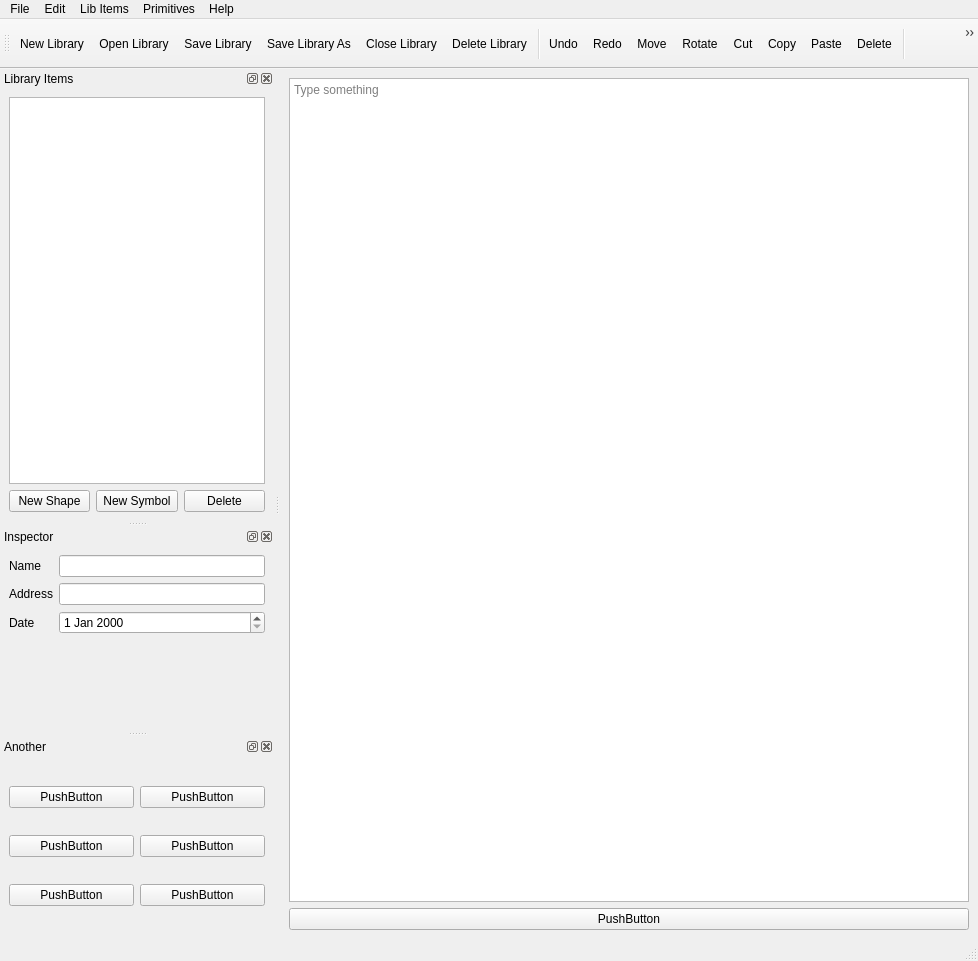
The window that src/ui/libwindow.ui (sonicsmooth/eellamaqt) describes before a commit, drawn with Qt 5.
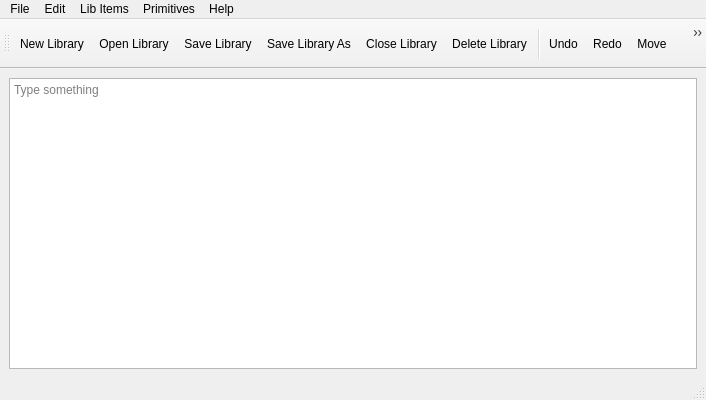
The same window after the commit. Icons and pictures are not drawn.

```diff
--- a/src/ui/libwindow.ui
+++ b/src/ui/libwindow.ui
@@ -6,8 +6,8 @@
    <rect>
     <x>0</x>
     <y>0</y>
-    <width>978</width>
-    <height>961</height>
+    <width>706</width>
+    <height>400</height>
    </rect>
   </property>
   <property name="windowTitle">
@@ -27,13 +27,6 @@
         </property>
        </widget>
       </item>
-      <item>
-       <widget class="QPushButton" name="pushButton">
-        <property name="text">
-         <string>PushButton</string>
-        </property>
-       </widget>
-      </item>
      </layout>
     </item>
    </layout>
@@ -43,8 +36,8 @@
     <rect>
      <x>0</x>
      <y>0</y>
-     <width>978</width>
-     <height>21</height>
+     <width>706</width>
+     <height>37</height>
     </rect>
    </property>
    <widget class="QMenu" name="menuLibrarian">
@@ -106,46 +99,6 @@
    <addaction name="menuEdit"/>
    <addaction name="menuHelp_2"/>
   </widget>
-  <widget class="QDockWidget" name="dwLibItems">
-   <property name="windowTitle">
-    <string>Library Items</string>
-   </property>
-   <attribute name="dockWidgetArea">
-    <number>1</number>
-   </attribute>
-   <widget class="QWidget" name="dockWidgetContents_3">
-    <layout class="QVBoxLayout" name="verticalLayout_2">
-     <item>
-      <widget class="QTreeView" name="tvLibItems"/>
-     </item>
-     <item>
-      <layout class="QHBoxLayout" name="horizontalLayout_2">
-       <item>
-        <widget class="QPushButton" name="pbNewShape">
-         <property name="text">
-          <string>New Shape</string>
-         </property>
-        </widget>
-       </item>
-       <item>
-        <widget class="QPushButton" name="pbNewSymbol">
-         <property name="text">
-          <string>New Symbol</string>
-         </property>
-        </widget>
-       </item>
-       <item>
-        <widget class="QPushButton" name="pbDelete">
-         <property name="text">
-          <string>Delete</string>
-         </property>
-        </widget>
-       </item>
-      </layout>
-     </item>
-    </layout>
-   </widget>
-  </widget>
   <widget class="QToolBar" name="toolBar">
    <property name="minimumSize">
     <size>
@@ -193,110 +146,6 @@
    <addaction name="actionHelpAbout"/>
   </widget>
   <widget class="QStatusBar" name="statusBar"/>
-  <widget class="QDockWidget" name="dockWidget_3">
-   <property name="windowTitle">
-    <string>Inspector</string>
-   </property>
-   <attribute name="dockWidgetArea">
-    <number>1</number>
-   </attribute>
-   <widget class="QWidget" name="dockWidgetContents_4">
-    <layout class="QHBoxLayout" name="horizontalLayout_3">
-     <item>
-      <layout class="QVBoxLayout" name="verticalLayout_4">
-       <item>
-        <layout class="QFormLayout" name="formLayout">
-         <item row="0" column="0">
-          <widget class="QLabel" name="nameLabel">
-           <property name="text">
-            <string>Name</string>
-           </property>
-          </widget>
-         </item>
-         <item row="0" column="1">
-          <widget class="QLineEdit" name="nameLineEdit"/>
-         </item>
-         <item row="1" column="0">
-          <widget class="QLabel" name="addressLabel">
-           <property name="text">
-            <string>Address</string>
-           </property>
-          </widget>
-         </item>
-         <item row="1" column="1">
-          <widget class="QLineEdit" name="addressLineEdit"/>
-         </item>
-         <item row="2" column="0">
-          <widget class="QLabel" name="dateLabel">
-           <property name="text">
-            <string>Date</string>
-           </property>
-          </widget>
-         </item>
-         <item row="2" column="1">
-          <widget class="QDateEdit" name="dateDateEdit"/>
-         </item>
-        </layout>
-       </item>
-      </layout>
-     </item>
-    </layout>
-   </widget>
-  </widget>
-  <widget class="QDockWidget" name="dockWidget_4">
-   <property name="windowTitle">
-    <string>Another</string>
-   </property>
-   <attribute name="dockWidgetArea">
-    <number>1</number>
-   </attribute>
-   <widget class="QWidget" name="dockWidgetContents_5">
-    <layout class="QGridLayout" name="gridLayout_2">
-     <item row="1" column="1">
-      <widget class="QPushButton" name="pushButton_5">
-       <property name="text">
-        <string>PushButton</string>
-       </property>
-      </widget>
-     </item>
-     <item row="2" column="1">
-      <widget class="QPushButton" name="pushButton_7">
-       <property name="text">
-        <string>PushButton</string>
-       </property>
-      </widget>
-     </item>
-     <item row="0" column="1">
-      <widget class="QPushButton" name="pushButton_3">
-       <property name="text">
-        <string>PushButton</string>
-       </property>
-      </widget>
-     </item>
-     <item row="2" column="0">
-      <widget class="QPushButton" name="pushButton_4">
-       <property name="text">
-        <string>PushButton</string>
-       </property>
-      </widget>
-     </item>
-     <item row="1" column="0">
-      <widget class="QPushButton" name="pushButton_6">
-       <property name="text">
-        <string>PushButton</string>
-       </property>
-      </widget>
-     </item>
-     <item row="0" column="0">
-      <widget class="QPushButton" name="pushButton_2">
-       <property name="text">
-        <string>PushButton</string>
-       </property>
-      </widget>
-     </item>
-    </layout>
-   </widget>
-  </widget>
   <action name="actionFileNewLib">
    <property name="icon">
     <iconset resource="../application.qrc">
```
